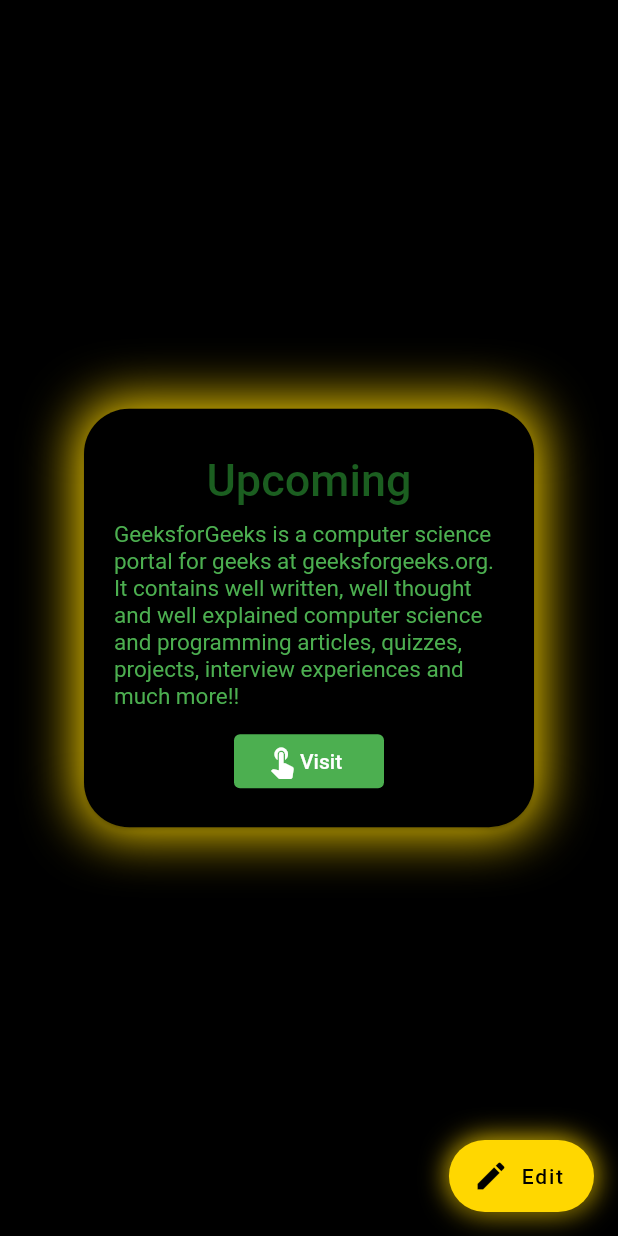
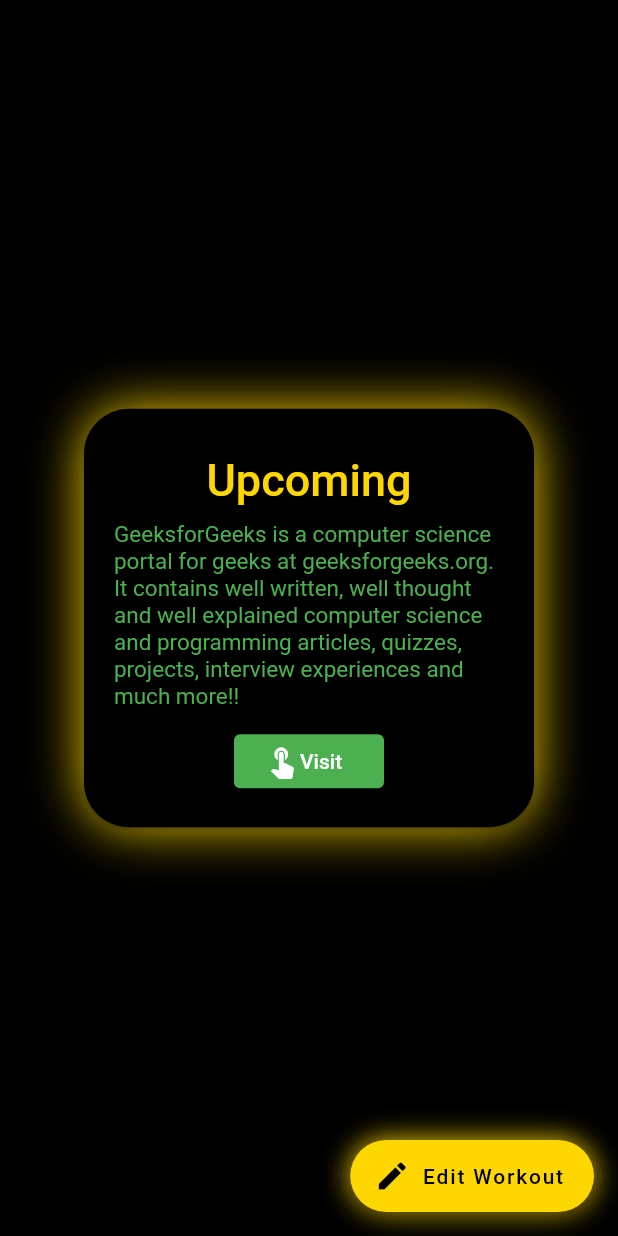
Before and after one commit to viraj325/MeFitness, a Flutter app: the screen it shows after launch, on a phone screen of 412 x 824 dp. Run offline on Flutter 3.47's test engine with Material 2 defaults, Android fonts, the phone set to English and light mode, and no system bars.

Commit message:
updated ui

```diff
--- a/lib/main.dart
+++ b/lib/main.dart
@@ -54,7 +54,7 @@ class _MyHomePageState extends State<MyHomePage> {
                   BoxShadow(
                     color: Color(0xFFFFD700),
                     blurRadius: 30.0, // soften the shadow
-                    spreadRadius: 0.0, //extend the shadow
+                    spreadRadius: -5.0, //extend the shadow
                     offset: Offset(
                       0.0, // Move to right 10  horizontally
                       0.0, // Move to bottom 10 Vertically
@@ -77,14 +77,14 @@ class _MyHomePageState extends State<MyHomePage> {
                     children: [
                       const SizedBox(
                         height: 10,
-                      ), //SizedBox
-                      Text(
+                      ),
+                      const Text(
                         'Upcoming',
                         style: TextStyle(
                           fontSize: 30,
-                          color: Colors.green[900],
+                          color: Color(0xFFFFD700),
                           fontWeight: FontWeight.w500,
-                        ), //Textstyle
+                        ),
                       ), //Text
                       const SizedBox(
                         height: 10,
@@ -94,11 +94,11 @@ class _MyHomePageState extends State<MyHomePage> {
                         style: TextStyle(
                           fontSize: 15,
                           color: Colors.green,
-                        ), //Textstyle
-                      ), //Text
+                        ),
+                      ),
                       const SizedBox(
                         height: 10,
-                      ), //SizedBox
+                      ),
                       SizedBox(
                         width: 100,
                         child: ElevatedButton(
@@ -146,9 +146,9 @@ class _MyHomePageState extends State<MyHomePage> {
           tooltip: 'Edit Workout',
           backgroundColor: const Color(0xFFFFD700),
           foregroundColor: Colors.black,
-          label: const Text("Edit"),
+          label: const Text("Edit Workout"),
           icon: const Icon(Icons.edit),
-        ), // This trailing comma makes auto-formatting nicer for build methods.
+        ),
       ),
     );
   }
```
